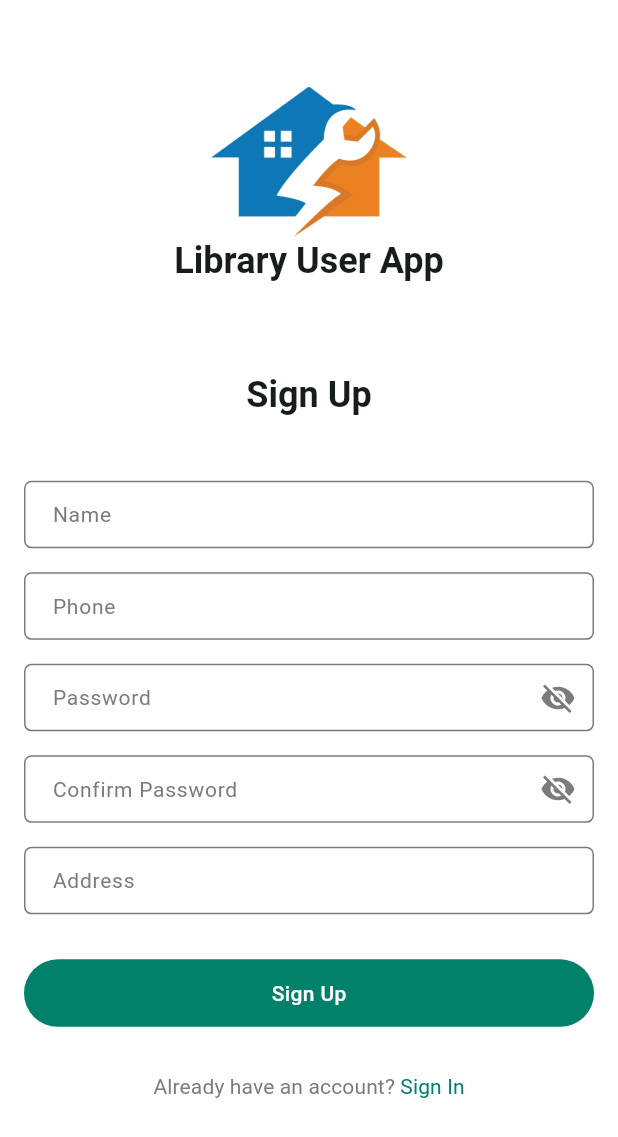
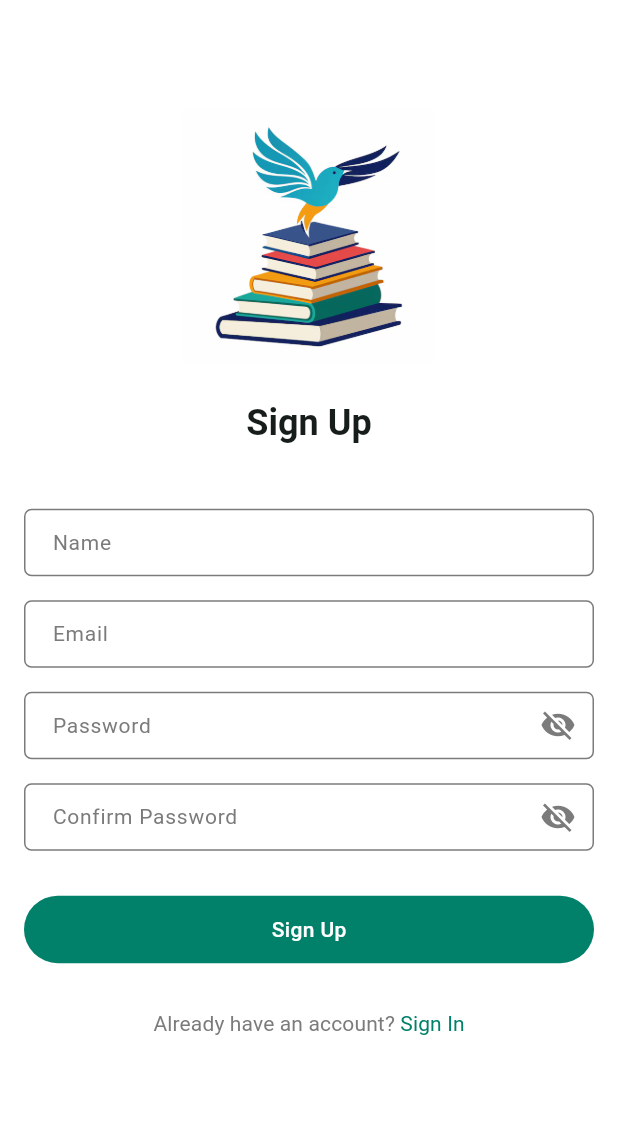
Before and after one commit to TawfiqRafi/library-user-app, a Flutter app: the screen it shows after launch, after a tap on an icon or button, on a phone screen of 412 x 824 dp. Shown: the top 1137 px of the screen. Run offline on Flutter 3.47's test engine with Material 3 defaults, Android fonts, the phone set to English and light mode, and no system bars; our stand-ins replace cached_network_image, carousel_slider, dropdown_button2, fluttertoast, get, image_picker and 2 more; accounts and stored records are empty; network calls fail.

Commit message:
login and registration done

```diff
--- a/lib/api/api_checker.dart
+++ b/lib/api/api_checker.dart
@@ -16,9 +16,9 @@ class ApiChecker {
         case 200:
           message = "Request was successful.";
           break;
-        case 201:
+        /*case 201:
           message = "Resource was created successfully.";
-          break;
+          break;*/
         case 204:
           message = "No content to display.";
           break;
--- a/lib/features/auth/controller/auth_controller.dart
+++ b/lib/features/auth/controller/auth_controller.dart
@@ -14,13 +14,13 @@ class AuthController extends GetxController implements GetxService{
   bool _isLoading = false;
   bool get isLoading => _isLoading;
 
-/*  Future<void> login({required String phone, required String password}) async {
+  Future<void> login({required String email, required String password}) async {
     _isLoading = true;
     update();
 
-    final response = await authRepo.login(phone: phone, password: password);
+    final response = await authRepo.login(email: email, password: password);
     if(response.statusCode == 200) {
-      final token = response.body['content']['token'];
+      final token = response.body['access_token'];
       await authRepo.saveUserToken(token);
       Get.offAll(() => const DashboardScreen(pageIndex: 0));
     }else {
@@ -35,13 +35,13 @@ class AuthController extends GetxController implements GetxService{
     return authRepo.isLoggedIn();
   }
 
-  Future<void> register({required String name, required String phone, required String password, required String confirmPassword, required String address}) async {
+  Future<void> register({required String name, /*required String phone, */required String password, required String confirmPassword, required String email}) async {
     _isLoading = true;
     update();
 
-    final response = await authRepo.register(name: name, phone: phone, password: password, confirmPassword: confirmPassword, address: address);
-    if(response.statusCode == 200) {
-      final token = response.body['content']['token'];
+    final response = await authRepo.register(name: name, password: password, confirmPassword: confirmPassword, email: email);
+    if(response.statusCode == 201) {
+      final token = response.body['access_token'];
       await authRepo.saveUserToken(token);
       showCustomSnackBar('You have successfully registered', isError: false);
       Get.offAll(() => const DashboardScreen(pageIndex: 0));
@@ -55,6 +55,6 @@ class AuthController extends GetxController implements GetxService{
 
   Future<void> removeToken() async {
     await authRepo.removeToken();
-  }*/
+  }
 
 }
--- a/lib/features/auth/repo/auth_repo.dart
+++ b/lib/features/auth/repo/auth_repo.dart
@@ -8,22 +8,20 @@ class AuthRepo{
   final SharedPreferences sharedPreferences;
   AuthRepo({required this.apiClient, required this.sharedPreferences});
 
-/*  Future<Response> login({required String phone, required String password}) async {
+  Future<Response> login({required String email, required String password}) async {
     return apiClient.postData(AppConstants.loginUri, {
-      'phone': phone,
+      'email': email,
       'password': password,
-      'user_type': 'customer',
     });
   }
 
-  Future<Response> register({required String name, required String phone, required String password, required String confirmPassword, required String address}) async {
+  Future<Response> register({required String name, /*required String phone, */required String password, required String confirmPassword, required String email}) async {
     return apiClient.postData(AppConstants.registerUri, {
       'name' : name,
-      'phone': phone,
+      // 'phone': phone,
       'password': password,
-      'confirm-password': confirmPassword,
-      'address': address,
-      'user_type': 'customer',
+      'confirm_password': confirmPassword,
+      'email': email,
     });
   }
 
@@ -40,6 +38,6 @@ class AuthRepo{
   Future<void> removeToken() async {
     await sharedPreferences.remove(AppConstants.token);
     apiClient.token = '';
-  }*/
+  }
 
 }
--- a/lib/features/auth/screens/sign_in_screen.dart
+++ b/lib/features/auth/screens/sign_in_screen.dart
@@ -39,16 +39,16 @@ class _SignInScreenState extends State<SignInScreen> {
                 padding: const EdgeInsets.symmetric(horizontal: 16.0),
                 child: Column(
                   children: [
-                    SizedBox(height: constraints.maxHeight * 0.1),
+                    SizedBox(height: constraints.maxHeight * 0.05),
                     Image.asset(
                       Images.logo,
-                      height: 100,
+                      height: 200,
                     ),
-                    Text(
-                      AppConstants.appName,
-                      style: Theme.of(context).textTheme.headlineSmall!.copyWith(fontWeight: FontWeight.bold),
-                    ),
-                    SizedBox(height: constraints.maxHeight * 0.1),
+                    // Text(
+                    //   AppConstants.appName,
+                    //   style: Theme.of(context).textTheme.headlineSmall!.copyWith(fontWeight: FontWeight.bold),
+                    // ),
+                    SizedBox(height: constraints.maxHeight * 0.01),
 
                     Text(
                       "Sign In",
@@ -59,8 +59,8 @@ class _SignInScreenState extends State<SignInScreen> {
                     Column(
                       children: [
                         CustomTextField(
-                          labelText: 'Phone',
-                          hintText: 'Enter your phone number',
+                          labelText: 'Email',
+                          hintText: 'Enter your email',
                           controller: _phoneController,
                           focusNode: _phoneFocus,
                           nextFocus: _passwordFocus,
@@ -84,16 +84,16 @@ class _SignInScreenState extends State<SignInScreen> {
                           isLoading: authController.isLoading,
                           onTap: () {
                             if(_phoneController.text.isEmpty) {
-                              showCustomSnackBar('Please enter phone number');
-                            }else if (!RegExp(r'^01[3-9]\d{8}$').hasMatch(_phoneController.text)) {
+                              showCustomSnackBar('Please enter email');
+                            }/*else if (!RegExp(r'^01[3-9]\d{8}$').hasMatch(_phoneController.text)) {
                               showCustomSnackBar('Please enter a valid Bangladeshi phone number');
-                            }else if(_passwordController.text.isEmpty) {
+                            }*/else if(_passwordController.text.isEmpty) {
                               showCustomSnackBar('Please enter password');
                             }else {
-                              /*authController.login(
-                                phone: _phoneController.text,
+                              authController.login(
+                                email: _phoneController.text,
                                 password: _passwordController.text,
-                              );*/
+                              );
                             }
                           },
                         ),
--- a/lib/features/auth/screens/sign_up_screen.dart
+++ b/lib/features/auth/screens/sign_up_screen.dart
@@ -24,13 +24,13 @@ class _SignUpScreenState extends State<SignUpScreen> {
   final TextEditingController _phoneController = TextEditingController();
   final TextEditingController _passwordController = TextEditingController();
   final TextEditingController _confirmPasswordController = TextEditingController();
-  final TextEditingController _addressController = TextEditingController();
+  final TextEditingController _emailController = TextEditingController();
 
   final FocusNode _nameFocus = FocusNode();
   final FocusNode _phoneFocus = FocusNode();
   final FocusNode _passwordFocus = FocusNode();
   final FocusNode _confirmPasswordFocus = FocusNode();
-  final FocusNode _addressFocus = FocusNode();
+  final FocusNode _emailFocus = FocusNode();
 
   @override
   Widget build(BuildContext context) {
@@ -47,13 +47,13 @@ class _SignUpScreenState extends State<SignUpScreen> {
                     SizedBox(height: constraints.maxHeight * 0.07),
                     Image.asset(
                       Images.logo,
-                      height: 100,
+                      height: 200,
                     ),
-                    Text(
-                      AppConstants.appName,
-                      style: Theme.of(context).textTheme.headlineSmall!.copyWith(fontWeight: FontWeight.bold),
-                    ),
-                    SizedBox(height: constraints.maxHeight * 0.07),
+                    // Text(
+                    //   AppConstants.appName,
+                    //   style: Theme.of(context).textTheme.headlineSmall!.copyWith(fontWeight: FontWeight.bold),
+                    // ),
+                    SizedBox(height: constraints.maxHeight * 0.01),
 
                     Text(
                       "Sign Up",
@@ -68,15 +68,15 @@ class _SignUpScreenState extends State<SignUpScreen> {
                           hintText: 'Enter your name',
                           controller: _nameController,
                           focusNode: _nameFocus,
-                          nextFocus: _phoneFocus,
+                          nextFocus: _emailFocus,
                         ),
                         const SizedBox(height: 16.0),
 
                         CustomTextField(
-                          labelText: 'Phone',
-                          hintText: 'Enter your phone number',
-                          controller: _phoneController,
-                          focusNode: _phoneFocus,
+                          labelText: 'Email',
+                          hintText: 'Enter your email',
+                          controller: _emailController,
+                          focusNode: _emailFocus,
                           nextFocus: _passwordFocus,
                           inputType: TextInputType.phone,
                         ),
@@ -97,18 +97,18 @@ class _SignUpScreenState extends State<SignUpScreen> {
                           hintText: 'Enter your password again',
                           controller: _confirmPasswordController,
                           focusNode: _confirmPasswordFocus,
-                          nextFocus: _addressFocus,
+                          inputAction: TextInputAction.done,
                           isPassword: true,
                         ),
-                        const SizedBox(height: 16.0),
+                        // const SizedBox(height: 16.0),
 
-                        CustomTextField(
-                          labelText: 'Address',
-                          hintText: 'Enter your address',
-                          controller: _addressController,
-                          focusNode: _addressFocus,
-                          inputAction: TextInputAction.done,
-                        ),
+                        // CustomTextField(
+                        //   labelText: 'Address',
+                        //   hintText: 'Enter your address',
+                        //   controller: _addressController,
+                        //   focusNode: _addressFocus,
+                        //   inputAction: TextInputAction.done,
+                        // ),
                         const SizedBox(height: 30.0),
 
                         CustomButton(
@@ -117,26 +117,25 @@ class _SignUpScreenState extends State<SignUpScreen> {
                           onTap: () {
                             if (_nameController.text.isEmpty) {
                               showCustomSnackBar('Please enter your name');
-                            } else if (_phoneController.text.isEmpty) {
+                            }/* else if (_phoneController.text.isEmpty) {
                               showCustomSnackBar('Please enter your phone number');
-                            } else if (!RegExp(r'^01[3-9]\d{8}$').hasMatch(_phoneController.text)) {
+                            }else if (!RegExp(r'^01[3-9]\d{8}$').hasMatch(_phoneController.text)) {
                               showCustomSnackBar('Please enter a valid Bangladeshi phone number');
-                            } else if (_passwordController.text.isEmpty) {
+                            }  */else if (_passwordController.text.isEmpty) {
                               showCustomSnackBar('Please enter your password');
                             } else if (_confirmPasswordController.text.isEmpty) {
                               showCustomSnackBar('Please enter your confirm password');
                             } else if (_passwordController.text != _confirmPasswordController.text) {
                               showCustomSnackBar('Password and confirm password do not match');
-                            } else if (_addressController.text.isEmpty) {
-                              showCustomSnackBar('Please enter your address');
+                            } else if (_emailController.text.isEmpty) {
+                              showCustomSnackBar('Please enter your email');
                             }else {
-                              /*authController.register(
+                              authController.register(
                                 name: _nameController.text,
-                                phone: _phoneController.text,
                                 password: _passwordController.text,
                                 confirmPassword: _confirmPasswordController.text,
-                                address: _addressController.text,
-                              );*/
+                                email: _emailController.text,
+                              );
                             }
                           },
                         ),
--- a/lib/main.dart
+++ b/lib/main.dart
@@ -39,7 +39,8 @@ class MyApp extends StatelessWidget {
             colorScheme: ColorScheme.fromSeed(seedColor: AppColor.primary),
             useMaterial3: true,
           ),
-          initialRoute: /*authController.isLoggedIn() ? RoutesName.getDashboardScreen() : */RoutesName.getSignInScreen(),
+          // initialRoute: RoutesName.getDashboardScreen(),
+          initialRoute: authController.isLoggedIn() ? RoutesName.getDashboardScreen() : RoutesName.getSignInScreen(),
           getPages: AppRoutes.appRoutes(),
           defaultTransition: Transition.fadeIn,
           transitionDuration: const Duration(milliseconds: 500),
--- a/lib/utils/app_constants.dart
+++ b/lib/utils/app_constants.dart
@@ -3,10 +3,10 @@ class AppConstants  {
   static const double appVersion = 1.0;
   static const String fontFamily = 'Roboto';
 
-  static const String baseUrl = '';
+  static const String baseUrl = 'http://192.168.50.229/library-management-admin/public';
 
-  // static const String loginUri = '/api/v1/customer/login';
-  // static const String registerUri = '/api/v1/customer/register';
+  static const String loginUri = '/api/user/login';
+  static const String registerUri = '/api/user/register';
   // static const String logoutUri = '/api/v1/customer/logout';
   //
   // static const String profileUri = '/api/v1/customer/profile';
```
Also changed, not shown: lib/features/profile/controller/profile_controller.dart (+37 -45 lines), lib/features/profile/screens/profile_screen.dart (+13 -8 lines), assets/image/logo.png, pubspec.lock, 4 other files.
